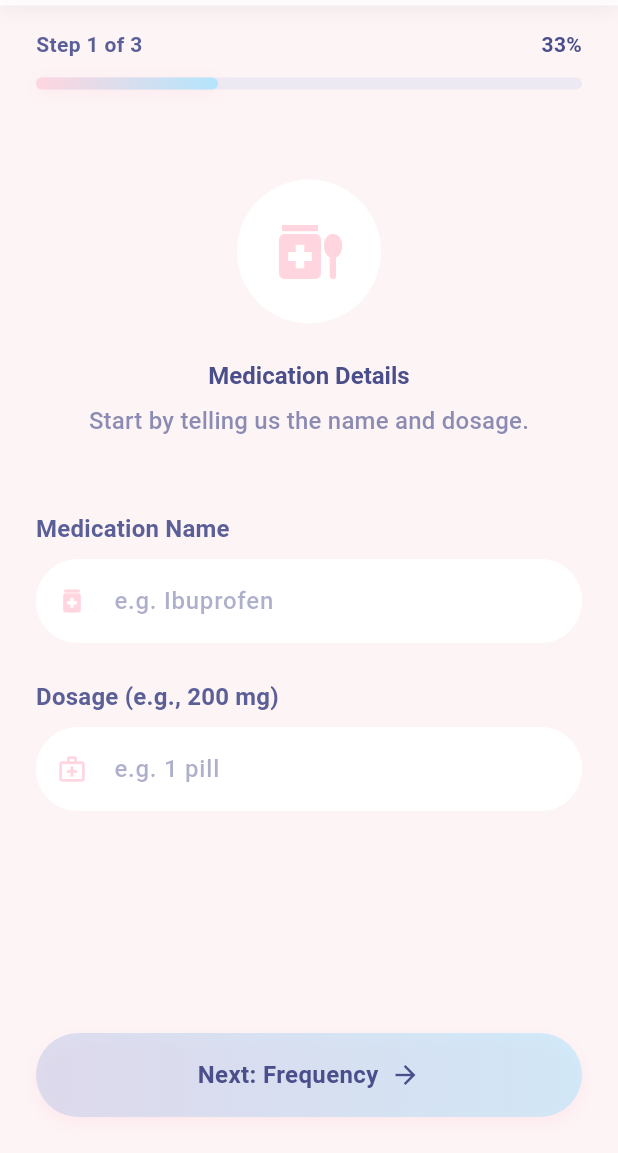
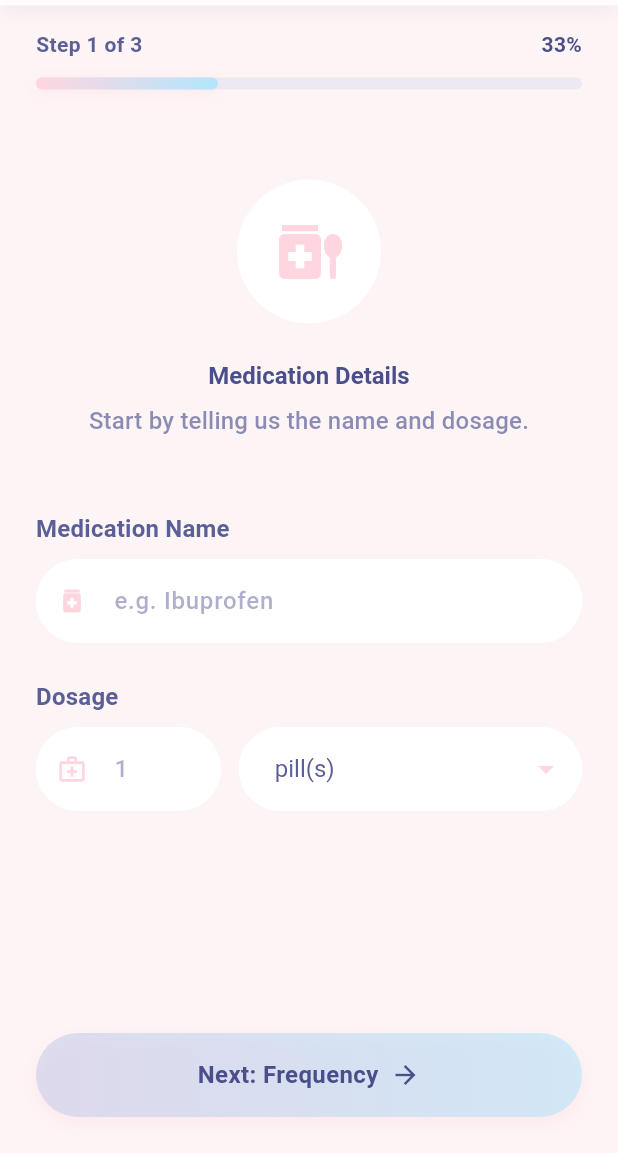
Before and after one commit to grycmat/med-track-v2, a Flutter app: the AddMedicationScreen screen opened directly, on a phone screen of 412 x 824 dp, the part 83-1236 px from its top. Run offline on Flutter 3.47's test engine with Material 3 defaults, Android fonts, the phone set to English and light mode, and no system bars; Roboto replaces fonts that are missing (Manrope).

Commit message:
changed dosage input from text to select

```diff
--- a/lib/screens/add_medication/medication_details.view.dart
+++ b/lib/screens/add_medication/medication_details.view.dart
@@ -2,6 +2,7 @@ import 'package:flutter/material.dart';
 import 'package:med_track_v2/theme/app_colors.dart';
 import 'package:med_track_v2/viewmodels/add_medication_viewmodel.dart';
 import 'package:med_track_v2/widgets/add_medication/custom_text_field.widget.dart';
+import 'package:med_track_v2/widgets/add_medication/dosage_input.widget.dart';
 import 'package:med_track_v2/widgets/gradient_button.widget.dart';
 import 'package:provider/provider.dart';
 
@@ -65,11 +66,16 @@ class MedicationDetailsView extends StatelessWidget {
               onChanged: (value) => viewModel.setMedicationName(value),
             ),
             const SizedBox(height: 24),
-            CustomTextField(
-              label: 'Dosage (e.g., 200 mg)',
-              hintText: 'e.g. 1 pill',
-              icon: Icons.medical_services_outlined,
-              onChanged: (value) => viewModel.setDosage(value),
+            Consumer<AddMedicationViewModel>(
+              builder: (context, vm, child) {
+                return DosageInput(
+                  label: 'Dosage',
+                  amountHint: '1',
+                  initialUnit: vm.dosageUnit,
+                  onAmountChanged: (value) => vm.setDosageAmount(value),
+                  onUnitChanged: (value) => vm.setDosageUnit(value),
+                );
+              },
             ),
             const SizedBox(height: 64),
           ],
@@ -81,7 +87,7 @@ class MedicationDetailsView extends StatelessWidget {
           builder: (context, vm, child) {
             final bool isEnabled =
                 (vm.medicationName?.isNotEmpty ?? false) &&
-                (vm.dosage?.isNotEmpty ?? false);
+                (vm.dosageAmount?.isNotEmpty ?? false);
 
             return GradientButton(
               text: 'Next: Frequency',
--- a/lib/viewmodels/add_medication_viewmodel.dart
+++ b/lib/viewmodels/add_medication_viewmodel.dart
@@ -2,13 +2,18 @@ import 'package:flutter/material.dart';
 
 class AddMedicationViewModel extends ChangeNotifier {
   String? _medicationName;
-  String? _dosage;
+  String? _dosageAmount;
+  String _dosageUnit = 'pill(s)';
   Frequency _frequency = Frequency.daily;
   final Set<Day> _selectedDays = {};
   final List<TimeOfDay> _times = [];
 
   String? get medicationName => _medicationName;
-  String? get dosage => _dosage;
+  String? get dosageAmount => _dosageAmount;
+  String get dosageUnit => _dosageUnit;
+  String? get dosage => _dosageAmount != null && _dosageAmount!.isNotEmpty
+      ? '$_dosageAmount $_dosageUnit'
+      : null;
   Frequency get frequency => _frequency;
   Set<Day> get selectedDays => _selectedDays;
   List<TimeOfDay> get times => _times;
@@ -18,8 +23,13 @@ class AddMedicationViewModel extends ChangeNotifier {
     notifyListeners();
   }
 
-  void setDosage(String dosage) {
-    _dosage = dosage;
+  void setDosageAmount(String amount) {
+    _dosageAmount = amount;
+    notifyListeners();
+  }
+
+  void setDosageUnit(String unit) {
+    _dosageUnit = unit;
     notifyListeners();
   }
 
--- /dev/null
+++ b/lib/widgets/add_medication/dosage_input.widget.dart
@@ -0,0 +1,173 @@
+import 'package:flutter/material.dart';
+import 'package:flutter/services.dart';
+import 'package:med_track_v2/theme/app_colors.dart';
+
+class DosageInput extends StatelessWidget {
+  final String label;
+  final String amountHint;
+  final String initialUnit;
+  final ValueChanged<String> onAmountChanged;
+  final ValueChanged<String> onUnitChanged;
+
+  const DosageInput({
+    super.key,
+    required this.label,
+    required this.amountHint,
+    required this.initialUnit,
+    required this.onAmountChanged,
+    required this.onUnitChanged,
+  });
+
+  @override
+  Widget build(BuildContext context) {
+    final theme = Theme.of(context);
+    final isDark = theme.brightness == Brightness.dark;
+
+    return Column(
+      crossAxisAlignment: CrossAxisAlignment.start,
+      children: [
+        Text(
+          label,
+          style: theme.textTheme.titleMedium?.copyWith(
+            fontWeight: FontWeight.bold,
+            color: isDark ? AppColors.darkText : AppColors.lightText,
+          ),
+        ),
+        const SizedBox(height: 8),
+        Row(
+          children: [
+            Expanded(
+              flex: 35,
+              child: _buildAmountField(context, theme, isDark),
+            ),
+            const SizedBox(width: 12),
+            Expanded(
+              flex: 65,
+              child: _buildUnitDropdown(context, theme, isDark),
+            ),
+          ],
+        ),
+      ],
+    );
+  }
+
+  Widget _buildAmountField(
+    BuildContext context,
+    ThemeData theme,
+    bool isDark,
+  ) {
+    return TextField(
+      onChanged: onAmountChanged,
+      keyboardType: const TextInputType.numberWithOptions(decimal: true),
+      inputFormatters: [
+        FilteringTextInputFormatter.allow(RegExp(r'^\d*\.?\d*')),
+      ],
+      style: TextStyle(
+        color: isDark ? AppColors.darkText : AppColors.lightText,
+      ),
+      decoration: InputDecoration(
+        hintText: amountHint,
+        hintStyle: TextStyle(
+          color: (isDark ? AppColors.darkText : AppColors.lightText)
+              .withValues(alpha: 0.5),
+        ),
+        prefixIcon: Icon(
+          Icons.medical_services_outlined,
+          color: isDark ? AppColors.darkPrimary : AppColors.lightPrimary,
+          size: 20,
+        ),
+        filled: true,
+        fillColor: theme.cardColor,
+        contentPadding: const EdgeInsets.symmetric(
+          vertical: 16,
+          horizontal: 16,
+        ),
+        border: OutlineInputBorder(
+          borderRadius: BorderRadius.circular(28),
+          borderSide: BorderSide.none,
+        ),
+        enabledBorder: OutlineInputBorder(
+          borderRadius: BorderRadius.circular(28),
+          borderSide: BorderSide(color: theme.cardColor),
+        ),
+        focusedBorder: OutlineInputBorder(
+          borderRadius: BorderRadius.circular(28),
+          borderSide: BorderSide(
+            color: isDark ? AppColors.darkPrimary : AppColors.lightPrimary,
+            width: 2,
+          ),
+        ),
+      ),
+    );
+  }
+
+  Widget _buildUnitDropdown(
+    BuildContext context,
+    ThemeData theme,
+    bool isDark,
+  ) {
+    final units = [
+      'pill(s)',
+      'tablet(s)',
+      'mg',
+      'ml',
+      'g',
+      'spoon(s)',
+      'drop(s)',
+      'puff(s)',
+    ];
+
+    return Container(
+      decoration: BoxDecoration(
+        color: theme.cardColor,
+        borderRadius: BorderRadius.circular(28),
+      ),
+      child: DropdownButtonFormField<String>(
+        initialValue: initialUnit,
+        onChanged: (value) {
+          if (value != null) {
+            onUnitChanged(value);
+          }
+        },
+        items: units.map((unit) {
+          return DropdownMenuItem(
+            value: unit,
+            child: Text(unit),
+          );
+        }).toList(),
+        style: TextStyle(
+          color: isDark ? AppColors.darkText : AppColors.lightText,
+          fontSize: 16,
+        ),
+        icon: Icon(
+          Icons.arrow_drop_down,
+          color: isDark ? AppColors.darkPrimary : AppColors.lightPrimary,
+        ),
+        dropdownColor: theme.cardColor,
+        decoration: InputDecoration(
+          filled: true,
+          fillColor: theme.cardColor,
+          contentPadding: const EdgeInsets.symmetric(
+            vertical: 16,
+            horizontal: 20,
+          ),
+          border: OutlineInputBorder(
+            borderRadius: BorderRadius.circular(28),
+            borderSide: BorderSide.none,
+          ),
+          enabledBorder: OutlineInputBorder(
+            borderRadius: BorderRadius.circular(28),
+            borderSide: BorderSide(color: theme.cardColor),
+          ),
+          focusedBorder: OutlineInputBorder(
+            borderRadius: BorderRadius.circular(28),
+            borderSide: BorderSide(
+              color: isDark ? AppColors.darkPrimary : AppColors.lightPrimary,
+              width: 2,
+            ),
+          ),
+        ),
+      ),
+    );
+  }
+}
```
Also changed, not shown: .claude/settings.local.json, 1 other file.
